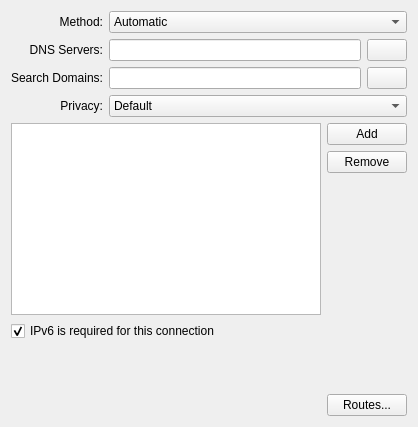
Old version of the form libs/editor/settings/ui/ipv6.ui in the repository KDE/plasma-nm.
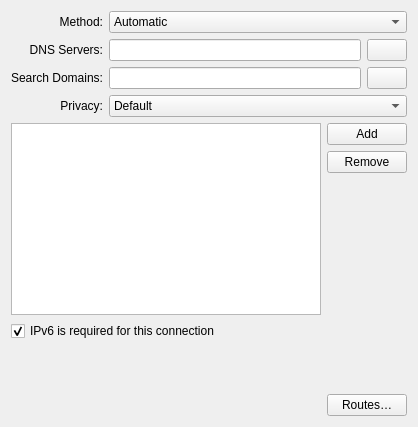
New version of the form. Icons and pictures are not drawn. Custom widgets are drawn as their Qt base class.

Diff of the .ui file:
```diff
--- a/libs/editor/settings/ui/ipv6.ui
+++ b/libs/editor/settings/ui/ipv6.ui
@@ -312,7 +312,7 @@
         </size>
        </property>
        <property name="text">
-        <string>Routes...</string>
+        <string>Routes…</string>
        </property>
       </widget>
      </item>
```
